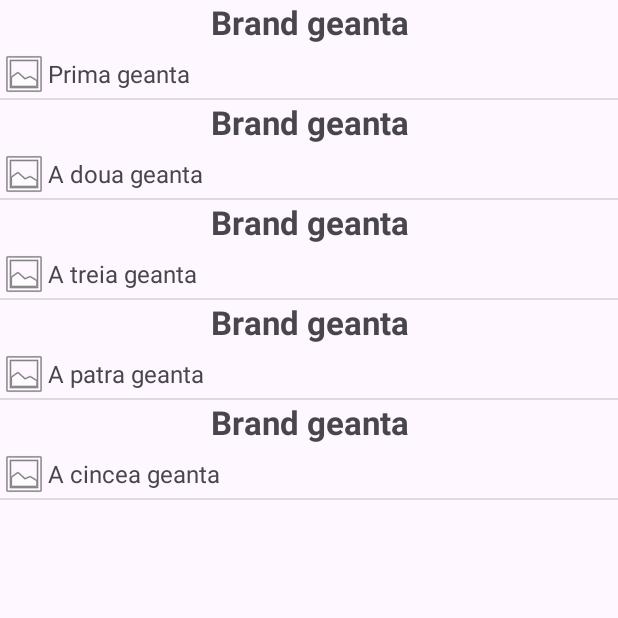
After one commit to giuliaciudin36/Ciudin_Giulia_Gabriella_ActivitateDAM2026, an Android app: the ImaginiListView screen opened directly, with no data from a screen before it, on a phone screen of 412 x 824 dp, the top half of it. The commit adds this screen. Run offline under Robolectric (Android 15) with nearby library versions, the phone set to English and light mode, and no system bars.

Commit message:
Seminar8 - ListView cu Imagini si WebView

```diff
--- a/exercitiusem4/src/main/java/com/example/exercitiusem4/DeschideFormular.java
+++ b/exercitiusem4/src/main/java/com/example/exercitiusem4/DeschideFormular.java
@@ -46,4 +46,9 @@ public class DeschideFormular extends AppCompatActivity {
         intent.putParcelableArrayListExtra("listaGenti", listaGenti);
         startActivity(intent);
     }
+
+    public void deschideImagini(View view) {
+        Intent intent = new Intent(this, ImaginiListView.class);
+        startActivity(intent);
+    }
 }
--- /dev/null
+++ b/exercitiusem4/src/main/java/com/example/exercitiusem4/ImagineAdapter.java
@@ -0,0 +1,66 @@
+package com.example.exercitiusem4;
+
+import android.content.Context;
+import android.graphics.Bitmap;
+import android.view.LayoutInflater;
+import android.view.View;
+import android.view.ViewGroup;
+import android.widget.BaseAdapter;
+import android.widget.CheckBox;
+import android.widget.ImageView;
+import android.widget.RatingBar;
+import android.widget.Switch;
+import android.widget.TextView;
+
+import java.util.List;
+
+public class ImagineAdapter extends BaseAdapter {
+
+    private List<ImaginiDomeniu> genti = null;   // MODIFICAT: era List<Geanta>
+    private Context ctx;
+    private int resursaLayout;
+
+    public ImagineAdapter(List<ImaginiDomeniu> genti, Context ctx, int resursaLayout) {   // MODIFICAT: era List<Geanta>
+        this.genti = genti;
+        this.ctx = ctx;
+        this.resursaLayout = resursaLayout;
+    }
+
+    @Override
+    public int getCount() {
+        return genti.size();
+    }
+
+    @Override
+    public Object getItem(int position) {
+        return genti.get(position);
+    }
+
+    @Override
+    public long getItemId(int position) {
+        return position;
+    }
+
+    @Override
+    public View getView(int position, View convertView, ViewGroup parent) {
+        LayoutInflater inflater = LayoutInflater.from(ctx);
+        View v = inflater.inflate(resursaLayout, parent, false);
+
+        ImageView imagine = v.findViewById(R.id.imagineIV);
+        TextView textView = v.findViewById(R.id.text_imagine);
+
+        ImaginiDomeniu img = (ImaginiDomeniu) getItem(position);
+        textView.setText(img.getTextAfisat());
+
+        if(img.getImagine()!= null)
+        {
+            imagine.setImageBitmap(img.getImagine());
+        }
+        else
+        {
+            imagine.setImageResource(android.R.drawable.ic_menu_gallery);
+        }
+
+        return v;
+    }
+}
--- /dev/null
+++ b/exercitiusem4/src/main/java/com/example/exercitiusem4/ImaginiDomeniu.java
@@ -0,0 +1,40 @@
+package com.example.exercitiusem4;
+
+import android.graphics.Bitmap;
+
+public class ImaginiDomeniu {
+
+    private String textAfisat;
+    private Bitmap imagine;
+    private String link;
+
+    public ImaginiDomeniu(String textAfisat, Bitmap imagine, String link) {
+        this.textAfisat = textAfisat;
+        this.imagine = imagine;
+        this.link = link;
+    }
+
+    public String getTextAfisat() {
+        return textAfisat;
+    }
+
+    public void setTextAfisat(String textAfisat) {
+        this.textAfisat = textAfisat;
+    }
+
+    public Bitmap getImagine() {
+        return imagine;
+    }
+
+    public void setImagine(Bitmap imagine) {
+        this.imagine = imagine;
+    }
+
+    public String getLink() {
+        return link;
+    }
+
+    public void setLink(String link) {
+        this.link = link;
+    }
+}
--- /dev/null
+++ b/exercitiusem4/src/main/java/com/example/exercitiusem4/ImaginiListView.java
@@ -0,0 +1,105 @@
+package com.example.exercitiusem4;
+
+import android.content.Intent;                 // ADĂUGAT
+import android.graphics.Bitmap;
+import android.graphics.BitmapFactory;
+import android.os.Bundle;
+import android.os.Handler;
+import android.os.Looper;
+import android.util.Log;                       // ADĂUGAT
+import android.view.View;                      // ADĂUGAT
+import android.widget.AdapterView;             // ADĂUGAT
+import android.widget.ListView;                // ADĂUGAT
+
+import androidx.activity.EdgeToEdge;
+import androidx.appcompat.app.AppCompatActivity;
+import androidx.core.graphics.Insets;
+import androidx.core.view.ViewCompat;
+import androidx.core.view.WindowInsetsCompat;
+
+import java.io.InputStream;
+import java.net.HttpURLConnection;
+import java.net.URL;
+import java.util.ArrayList;
+import java.util.List;
+import java.util.concurrent.Executor;
+import java.util.concurrent.Executors;
+
+public class ImaginiListView extends AppCompatActivity {
+
+    List<Bitmap> imagini = new ArrayList<>();   // MODIFICAT: inițializată (era null)
+    List<ImaginiDomeniu> lista;
+
+    @Override
+    protected void onCreate(Bundle savedInstanceState) {
+        super.onCreate(savedInstanceState);
+        EdgeToEdge.enable(this);
+        setContentView(R.layout.activity_imagini_list_view);
+
+        // MODIFICAT: link-uri DIRECTE către imagini (.jpg / .png / .webp), nu pagini web
+        List<String> linkuriImagini = new ArrayList<>();
+        linkuriImagini.add("https://LINK_DIRECT_IMAGINE_1.jpg");
+        linkuriImagini.add("https://LINK_DIRECT_IMAGINE_2.jpg");
+        linkuriImagini.add("https://LINK_DIRECT_IMAGINE_3.jpg");
+        linkuriImagini.add("https://LINK_DIRECT_IMAGINE_4.jpg");
+        linkuriImagini.add("https://LINK_DIRECT_IMAGINE_5.jpg");
+
+        Executor executor = Executors.newSingleThreadExecutor();
+        Handler handler = new Handler(Looper.getMainLooper());   // MODIFICAT: era Looper.myLooper()
+
+        executor.execute(new Runnable() {
+            @Override
+            public void run() {
+                for(String link:linkuriImagini) {
+                    HttpURLConnection con = null;
+                    try{
+
+                        URL url = new URL(link);
+                        con = (HttpURLConnection) url.openConnection();
+                        con.setConnectTimeout(8000);                          // ADĂUGAT
+                        con.setReadTimeout(8000);                             // ADĂUGAT
+                        con.setRequestProperty("User-Agent", "Mozilla/5.0");  // ADĂUGAT
+                        InputStream is = con.getInputStream();
+                        imagini.add(BitmapFactory.decodeStream(is));
+                        is.close();                                           // ADĂUGAT
+
+                    }catch (Exception e)
+                    {
+                        // ȘTERS: e.getMessage();
+                        Log.e("ImaginiListView", "Eroare la " + link, e);     // ADĂUGAT
+                        imagini.add(null);                                    // ADĂUGAT (păstrează indexurile)
+                    }
+                    finally {                                                 // ADĂUGAT
+                        if (con != null) con.disconnect();
+                    }
+                }
+
+                handler.post(new Runnable() {
+                    @Override
+                    public void run() {
+                        lista= new ArrayList<>();
+                        lista.add(new ImaginiDomeniu("Prima geanta", imagini.get(0), "https://www.glamourmagazine.co.uk/article/best-designer-handbags"));
+                        lista.add(new ImaginiDomeniu("A doua geanta", imagini.get(1), "https://angelkissbag.com/de/collections/satchel-crossbody-bags?color_filter=pink&srsltid=AYCX9vJ2x1BpAeL2bc1xF-MONFD6vfxEmlmn6RZdWdkVvNLI1QqNMWtq"));
+                        lista.add(new ImaginiDomeniu("A treia geanta", imagini.get(2), "https://www.zumiez.com/ed-hardy-nova-black-handbag.html?srsltid=AYCX9vLR7ckqlERkJUfTvBkdPwWeUqbAL-5WdFkIe2yrNhVxuYkSmHdD"));
+                        lista.add(new ImaginiDomeniu("A patra geanta", imagini.get(3), "https://www.farfetch.com/ro/shopping/women/hermes-pre-owned-2020-35-birkin-handbag-item-36546152.aspx"));
+                        lista.add(new ImaginiDomeniu("A cincea geanta", imagini.get(4), "https://www.farfetch.com/ro/shopping/women/miu-miu-pocket-leather-shoulder-bag-item-31175395.aspx"));
+
+                        // ADĂUGAT de aici până la finalul metodei run()
+                        ListView listView = findViewById(R.id.imagini);
+                        ImagineAdapter adapter = new ImagineAdapter(lista, ImaginiListView.this, R.layout.imagini);
+                        listView.setAdapter(adapter);
+
+                        listView.setOnItemClickListener(new AdapterView.OnItemClickListener() {
+                            @Override
+                            public void onItemClick(AdapterView<?> parent, View view, int position, long id) {
+                                Intent intent = new Intent(ImaginiListView.this, WebViewActivity.class);
+                                intent.putExtra("LINK", lista.get(position).getLink());
+                                startActivity(intent);
+                            }
+                        });
+                    }
+                });
+            }
+        });
+    }
+}
--- /dev/null
+++ b/exercitiusem4/src/main/res/layout/activity_imagini_list_view.xml
@@ -0,0 +1,21 @@
+<?xml version="1.0" encoding="utf-8"?>
+<LinearLayout xmlns:android="http://schemas.android.com/apk/res/android"
+    xmlns:app="http://schemas.android.com/apk/res-auto"
+    xmlns:tools="http://schemas.android.com/tools"
+    android:id="@+id/main"
+    android:layout_width="match_parent"
+    android:layout_height="match_parent"
+    android:orientation="vertical"
+    tools:context=".ImaginiListView">
+
+    <ListView
+        android:id="@+id/imagini"
+        android:layout_width="match_parent"
+        android:layout_height="match_parent"
+        app:layout_constraintBottom_toBottomOf= "parent"
+        app:layout_constraintEnd_toEndOf= "parent"
+        app:layout_constraintStart_toStartOf= "parent"
+        app:layout_constraintTop_toTopOf= "parent"
+        />
+
+</LinearLayout>
--- /dev/null
+++ b/exercitiusem4/src/main/res/layout/activity_web_view.xml
@@ -0,0 +1,5 @@
+<?xml version="1.0" encoding="utf-8"?>
+<WebView xmlns:android="http://schemas.android.com/apk/res/android"
+    android:id="@+id/webView"
+    android:layout_width="match_parent"
+    android:layout_height="match_parent" />
--- /dev/null
+++ b/exercitiusem4/src/main/res/layout/imagini.xml
@@ -0,0 +1,40 @@
+<?xml version="1.0" encoding="utf-8"?>
+<LinearLayout xmlns:android="http://schemas.android.com/apk/res/android"
+    android:layout_width="match_parent"
+    android:orientation="vertical"
+    android:layout_height="match_parent"
+    android:gravity="center">
+
+
+    <TextView
+        android:id="@+id/brand"
+        android:layout_width="match_parent"
+        android:layout_height="wrap_content"
+        android:textSize="22sp"
+        android:textStyle="bold"
+        android:gravity="center"
+        android:text="@string/brand_geanta" />
+
+    <LinearLayout
+        android:layout_width="match_parent"
+        android:layout_height="wrap_content"
+        android:orientation="horizontal"
+        android:gravity="center"
+        android:layout_marginTop="4dp">
+
+        <ImageView
+            android:layout_width="wrap_content"
+            android:layout_height="wrap_content"
+            android:id="@+id/imagineIV"/>
+
+        <TextView
+            android:id="@+id/text_imagine"
+            android:layout_width="0dp"
+            android:layout_height="wrap_content"
+            android:layout_weight="1"
+            android:textSize="16sp" />
+
+
+    </LinearLayout>
+
+</LinearLayout>
--- a/exercitiusem4/src/main/res/values/strings.xml
+++ b/exercitiusem4/src/main/res/values/strings.xml
@@ -9,6 +9,8 @@
     <string name="deschide_formular">Deschide Formular</string>
     <string name="mica">Mică</string>
     <string name="mare">Mare</string>
+    <string name="deschide_lista_genti">Deschide Lista Genti</string>
+    <string name="deschide_listview_cu_imagini">Deschide ListView cu imagini</string>
     <string-array name="material">
         <item> Piele naturala </item>
         <item> Piele artificiala </item>
```
Also changed, not shown: exercitiusem4/src/main/AndroidManifest.xml (+11 -1 lines), exercitiusem4/src/main/java/com/example/exercitiusem4/WebViewActivity.java (added, +25 -0 lines), exercitiusem4/src/main/res/layout/activity_deschide_formular.xml (+10 -1 lines), exercitiusem4/src/main/res/layout/layout_list_view.xml (+6 -1 lines).
